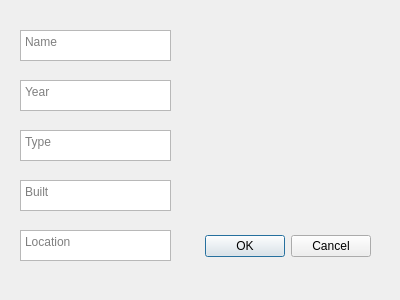
OArnarsson/Qt-SQLite-DesktopApp, file 3Vikna/addpopup.ui: the form before one commit.
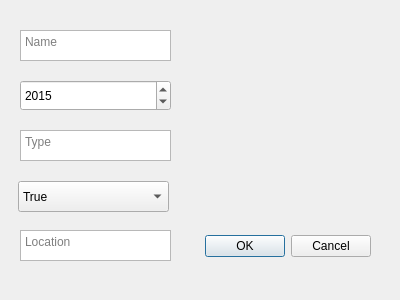
The form after the commit.

Commit message: Changed the way input is taken from the pop up window.

What changed in the file:
```diff
--- a/3Vikna/addpopup.ui
+++ b/3Vikna/addpopup.ui
@@ -35,28 +35,6 @@
     <set>QDialogButtonBox::Cancel|QDialogButtonBox::Ok</set>
    </property>
   </widget>
-  <widget class="QPlainTextEdit" name="field2">
-   <property name="geometry">
-    <rect>
-     <x>20</x>
-     <y>80</y>
-     <width>151</width>
-     <height>31</height>
-    </rect>
-   </property>
-   <property name="focusPolicy">
-    <enum>Qt::StrongFocus</enum>
-   </property>
-   <property name="inputMethodHints">
-    <set>Qt::ImhDigitsOnly|Qt::ImhMultiLine</set>
-   </property>
-   <property name="tabChangesFocus">
-    <bool>true</bool>
-   </property>
-   <property name="placeholderText">
-    <string>Year</string>
-   </property>
-  </widget>
   <widget class="QPlainTextEdit" name="field1">
    <property name="geometry">
     <rect>
@@ -95,25 +73,6 @@
     <string>Type</string>
    </property>
   </widget>
-  <widget class="QPlainTextEdit" name="field4">
-   <property name="geometry">
-    <rect>
-     <x>20</x>
-     <y>180</y>
-     <width>151</width>
-     <height>31</height>
-    </rect>
-   </property>
-   <property name="focusPolicy">
-    <enum>Qt::StrongFocus</enum>
-   </property>
-   <property name="tabChangesFocus">
-    <bool>true</bool>
-   </property>
-   <property name="placeholderText">
-    <string>Built</string>
-   </property>
-  </widget>
   <widget class="QPlainTextEdit" name="field5">
    <property name="geometry">
     <rect>
@@ -133,6 +92,52 @@
     <string>Location</string>
    </property>
   </widget>
+  <widget class="QComboBox" name="field4">
+   <property name="geometry">
+    <rect>
+     <x>18</x>
+     <y>181</y>
+     <width>151</width>
+     <height>31</height>
+    </rect>
+   </property>
+   <item>
+    <property name="text">
+     <string>True</string>
+    </property>
+   </item>
+   <item>
+    <property name="text">
+     <string>False</string>
+    </property>
+   </item>
+  </widget>
+  <widget class="QDateEdit" name="field2">
+   <property name="geometry">
+    <rect>
+     <x>20</x>
+     <y>80</y>
+     <width>151</width>
+     <height>31</height>
+    </rect>
+   </property>
+   <property name="dateTime">
+    <datetime>
+     <hour>0</hour>
+     <minute>0</minute>
+     <second>1</second>
+     <year>2015</year>
+     <month>12</month>
+     <day>16</day>
+    </datetime>
+   </property>
+   <property name="currentSection">
+    <enum>QDateTimeEdit::YearSection</enum>
+   </property>
+   <property name="displayFormat">
+    <string>yyyy</string>
+   </property>
+  </widget>
  </widget>
  <resources/>
  <connections>
```
Left out of the diff: 9 changed lines with no effect on the pictures. The commit also changes 3 other files.
